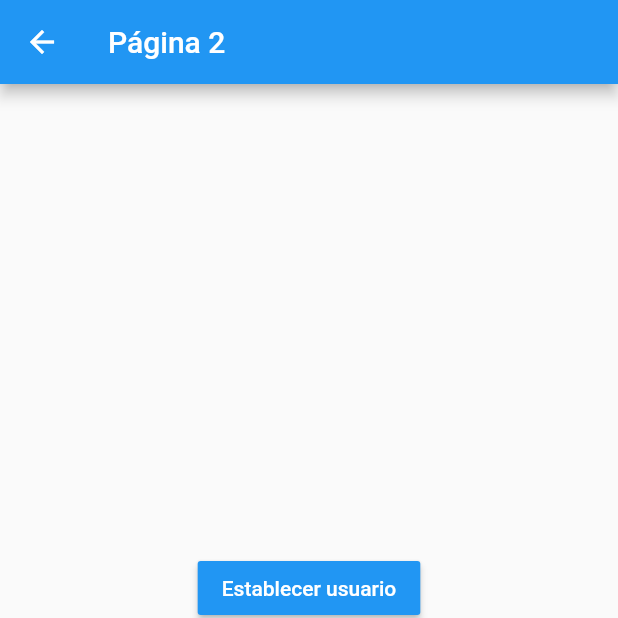
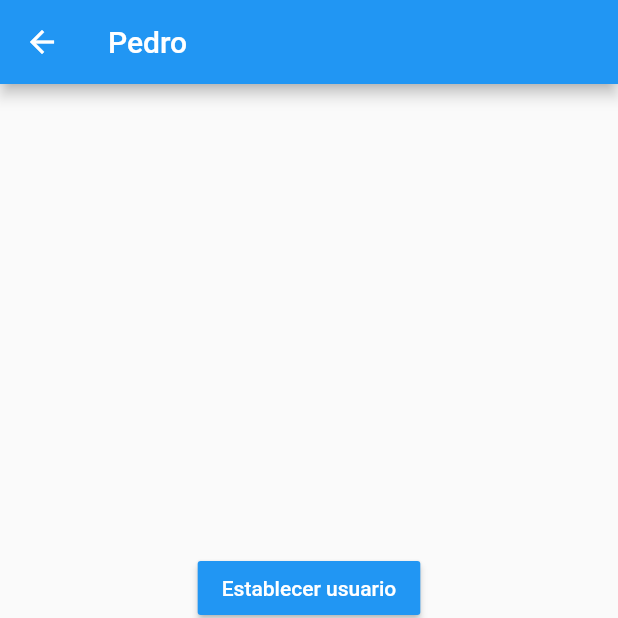
Before and after one commit to pedromolesp/flutter_states, a Flutter app: the Pagina2Page screen opened by its route, after a tap on "Establecer usuario", on a phone screen of 412 x 824 dp, the top half of it. Run offline on Flutter 3.47's test engine with Material 2 defaults, Android fonts, the phone set to English and light mode, and no system bars; accounts and stored records are empty.

Commit message:
terminada 129 y 130

```diff
--- a/lib/pages/pagina1_page.dart
+++ b/lib/pages/pagina1_page.dart
@@ -11,13 +11,17 @@ class Pagina1Page extends StatelessWidget {
       appBar: AppBar(
         title: const Text("Página 1"),
       ),
-      body: usuarioService.existeUsuario
-          ? InformacionUsuario(
-              usuario: usuarioService.usuario,
-            )
-          : const Center(
-              child: Text('No hay información del usuario.'),
-            ),
+      body: StreamBuilder(
+          stream: usuarioService.usuarioStream,
+          builder: (context, AsyncSnapshot snapshot) {
+            return snapshot.hasData
+                ? InformacionUsuario(
+                    usuario: snapshot.data,
+                  )
+                : const Center(
+                    child: Text('No hay información del usuario.'),
+                  );
+          }),
       floatingActionButton: FloatingActionButton(
         child: const Icon(Icons.accessibility_new),
         onPressed: () => Navigator.pushNamed(context, "pagina2"),
--- a/lib/pages/pagina2_page.dart
+++ b/lib/pages/pagina2_page.dart
@@ -5,9 +5,14 @@ import 'package:programacion/pages/services/usuario_service.dart';
 class Pagina2Page extends StatelessWidget {
   @override
   Widget build(BuildContext context) {
+    return StreamBuilder(
+        stream: usuarioService.usuarioStream,
+        builder: (context, snapshot) {
           return Scaffold(
             appBar: AppBar(
-        title: const Text("Página 2"),
+              title: Text(snapshot.hasData
+                  ? (snapshot.data?.nombre ?? '')
+                  : "Página 2"),
             ),
             body: Center(
               child: Column(
@@ -16,7 +21,7 @@ class Pagina2Page extends StatelessWidget {
                   MaterialButton(
                     onPressed: () {
                       usuarioService.cargarUsuario(Usuario(
-                    nombre: 'Pedro Molina',
+                          nombre: 'Pedro',
                           edad: 32,
                           profesiones: ['Programador', 'Cabrero']));
                     },
@@ -48,5 +53,6 @@ class Pagina2Page extends StatelessWidget {
               ),
             ),
           );
+        });
   }
 }
```
Also changed, not shown: lib/pages/services/usuario_service.dart (+14 -0 lines). Lines whose indentation alone changed are shown as unchanged.
